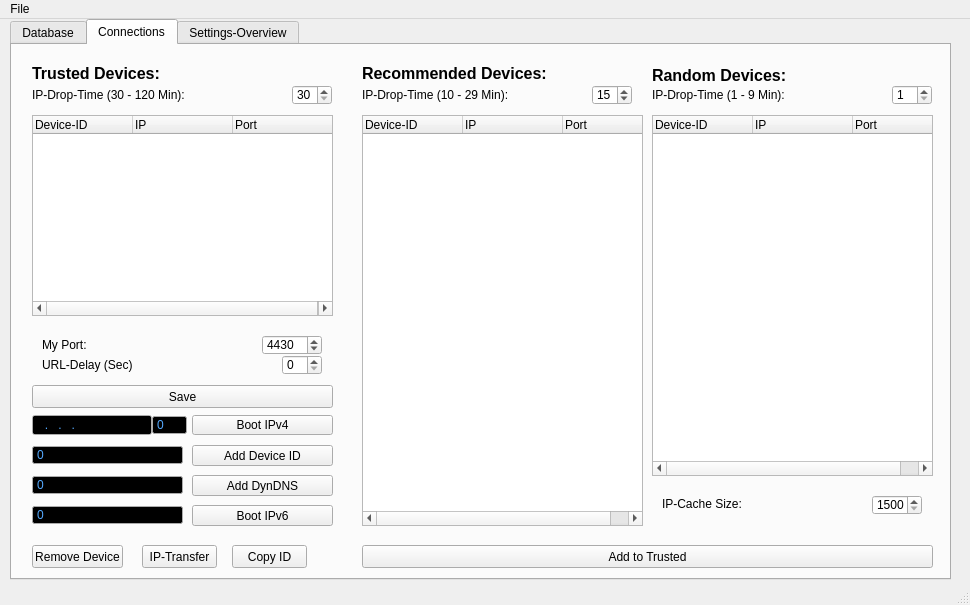
berndhs/arado, file ui/aradomain.ui: the form before one commit.
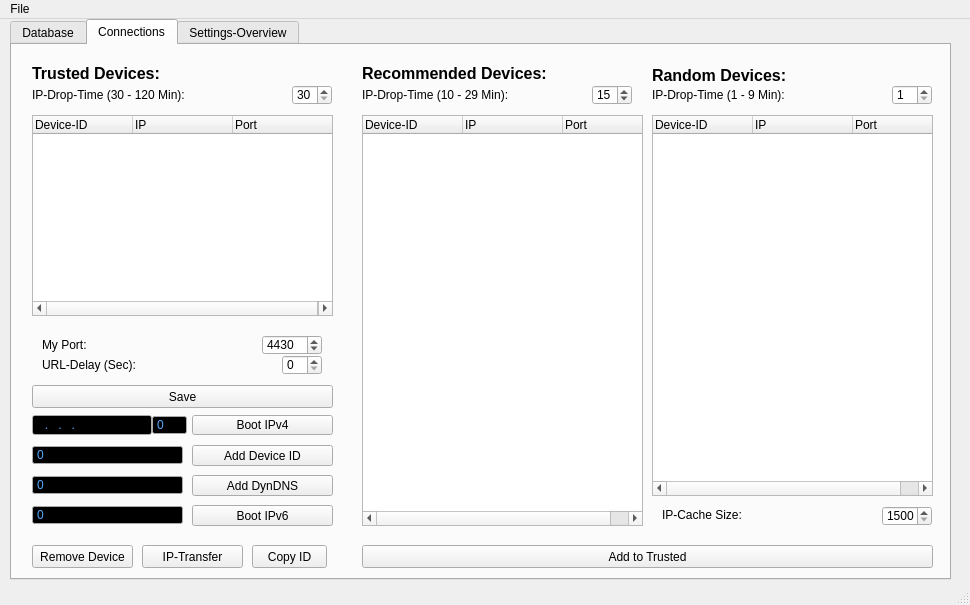
The form after the commit. The open tabs and pages were chosen to show the change. Icons and pictures are not drawn.

```diff
--- a/ui/aradomain.ui
+++ b/ui/aradomain.ui
@@ -311,7 +311,7 @@
         <x>640</x>
         <y>70</y>
         <width>281</width>
-        <height>361</height>
+        <height>381</height>
        </rect>
       </property>
       <attribute name="headerDefaultSectionSize">
@@ -341,7 +341,7 @@
        <rect>
         <x>20</x>
         <y>20</y>
-        <width>231</width>
+        <width>301</width>
         <height>16</height>
        </rect>
       </property>
@@ -597,7 +597,7 @@
        <rect>
         <x>20</x>
         <y>500</y>
-        <width>91</width>
+        <width>101</width>
         <height>23</height>
        </rect>
       </property>
@@ -737,7 +737,7 @@
        <rect>
         <x>130</x>
         <y>500</y>
-        <width>75</width>
+        <width>101</width>
         <height>23</height>
        </rect>
       </property>
@@ -1075,8 +1075,8 @@
      <widget class="QSpinBox" name="ipcachesize_3">
       <property name="geometry">
        <rect>
-        <x>860</x>
-        <y>450</y>
+        <x>870</x>
+        <y>461</y>
         <width>50</width>
         <height>20</height>
        </rect>
@@ -1098,8 +1098,8 @@
       <property name="geometry">
        <rect>
         <x>650</x>
-        <y>449</y>
-        <width>101</width>
+        <y>460</y>
+        <width>221</width>
         <height>20</height>
        </rect>
       </property>
@@ -1112,7 +1112,7 @@
        <rect>
         <x>30</x>
         <y>310</y>
-        <width>91</width>
+        <width>231</width>
         <height>20</height>
        </rect>
       </property>
@@ -1157,7 +1157,7 @@
        <rect>
         <x>30</x>
         <y>290</y>
-        <width>51</width>
+        <width>211</width>
         <height>20</height>
        </rect>
       </property>
@@ -1184,7 +1184,7 @@
      <widget class="QPushButton" name="pushButton_7">
       <property name="geometry">
        <rect>
-        <x>220</x>
+        <x>240</x>
         <y>500</y>
         <width>75</width>
         <height>23</height>
```
Left out of the diff: 2 changed lines with no effect on the pictures.
